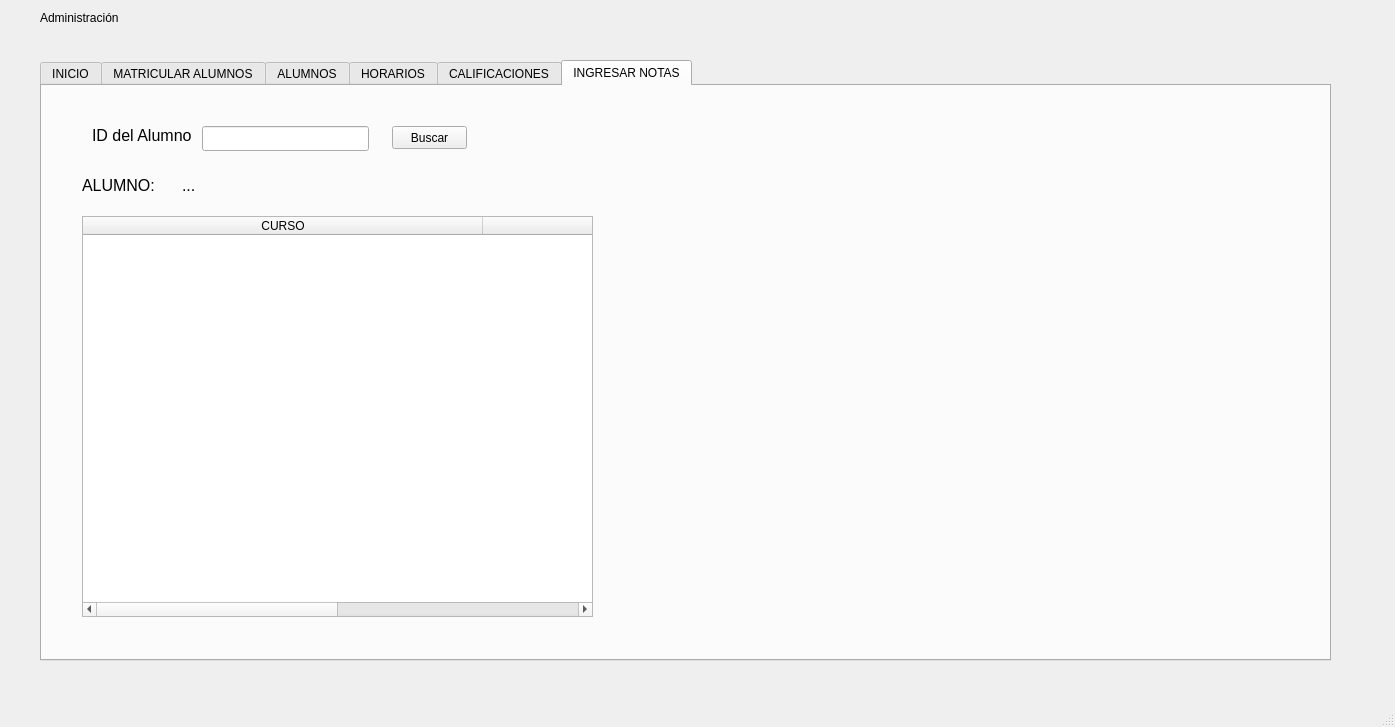
This is sist_matriculas/adm_window.ui in lehi10/Enrollment-System-with-BDF as Qt 5 draws it before an edit. The edited form follows.
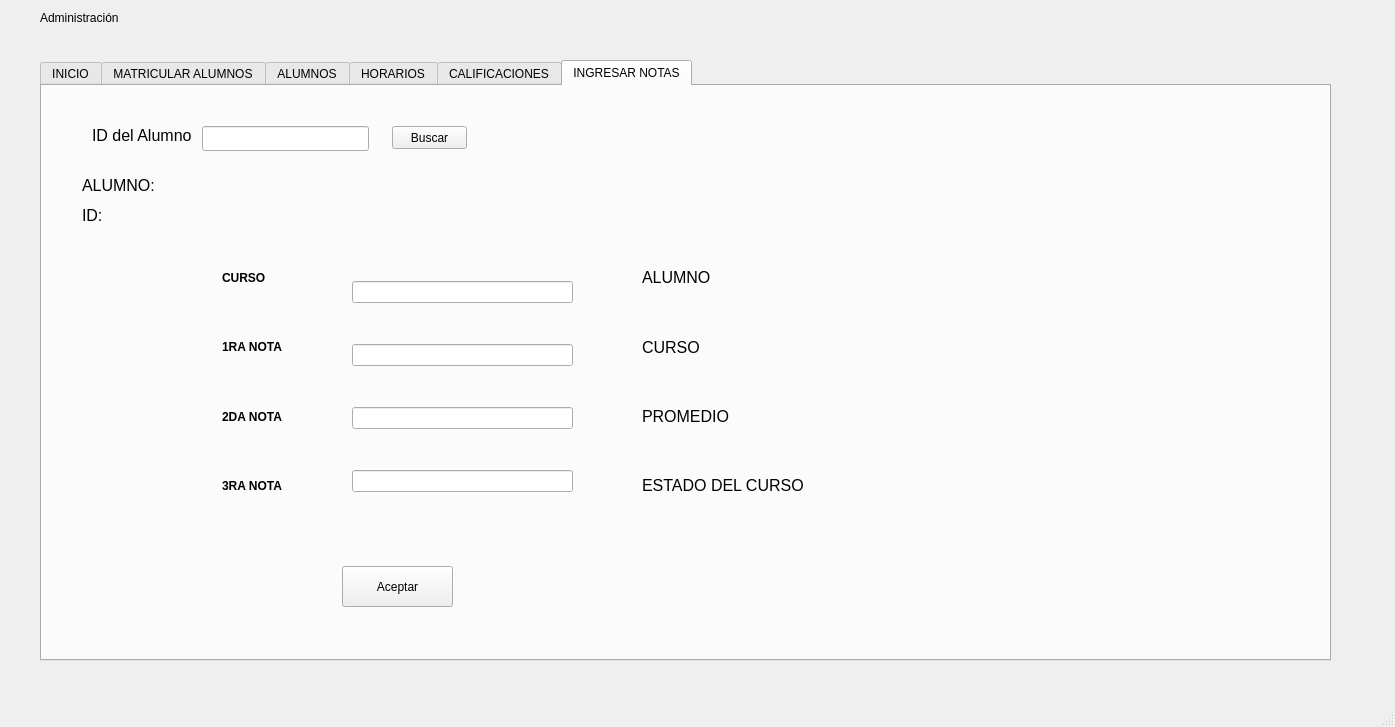
This is the edited form. The open tabs and pages were chosen to show the change.

Diff of the .ui file:
```diff
--- a/sist_matriculas/adm_window.ui
+++ b/sist_matriculas/adm_window.ui
@@ -35,13 +35,13 @@
      <attribute name="title">
       <string>MATRICULAR ALUMNOS</string>
      </attribute>
-     <widget class="QWidget" name="verticalLayoutWidget_3">
+     <widget class="QWidget" name="verticalLayoutWidget_10">
       <property name="geometry">
        <rect>
-        <x>270</x>
-        <y>50</y>
-        <width>361</width>
-        <height>371</height>
+        <x>300</x>
+        <y>70</y>
+        <width>131</width>
+        <height>381</height>
        </rect>
       </property>
       <layout class="QVBoxLayout" name="verticalLayout_4">
@@ -49,47 +49,26 @@
         <widget class="QLineEdit" name="lineEdit_6"/>
        </item>
        <item>
-        <widget class="QLineEdit" name="lineEdit_2"/>
-       </item>
-       <item>
-        <widget class="QLineEdit" name="lineEdit_8"/>
-       </item>
-       <item>
-        <widget class="QLineEdit" name="lineEdit_11"/>
-       </item>
-       <item>
-        <widget class="QDateEdit" name="dateEdit"/>
-       </item>
-       <item>
-        <widget class="QLineEdit" name="lineEdit_12"/>
-       </item>
-       <item>
-        <widget class="QLineEdit" name="lineEdit_10"/>
-       </item>
-       <item>
-        <widget class="QLineEdit" name="lineEdit_9"/>
-       </item>
-      </layout>
-     </widget>
-     <widget class="QWidget" name="verticalLayoutWidget_4">
-      <property name="geometry">
-       <rect>
-        <x>50</x>
-        <y>50</y>
-        <width>211</width>
-        <height>371</height>
-       </rect>
-      </property>
-      <layout class="QVBoxLayout" name="verticalLayout_5">
-       <item>
-        <widget class="QLabel" name="label_7">
+        <widget class="QLabel" name="label_17">
+         <property name="font">
+          <font>
+           <weight>75</weight>
+           <bold>true</bold>
+          </font>
+         </property>
          <property name="text">
           <string>NOMBRES</string>
          </property>
         </widget>
        </item>
        <item>
-        <widget class="QLabel" name="label_20">
+        <widget class="QLabel" name="label_35">
+         <property name="font">
+          <font>
+           <weight>75</weight>
+           <bold>true</bold>
+          </font>
+         </property>
          <property name="text">
           <string>APELLIDOS</string>
          </property>
@@ -131,7 +110,13 @@
         </widget>
        </item>
        <item>
-        <widget class="QLabel" name="label_19">
+        <widget class="QLabel" name="label_41">
+         <property name="font">
+          <font>
+           <weight>75</weight>
+           <bold>true</bold>
+          </font>
+         </property>
          <property name="text">
           <string>EMAIL</string>
          </property>
@@ -450,7 +435,7 @@
       </property>
       <layout class="QVBoxLayout" name="verticalLayout_2">
        <item>
-        <widget class="QLabel" name="label_12">
+        <widget class="QLabel" name="line_aprobado">
          <property name="font">
           <font>
            <pointsize>12</pointsize>
@@ -462,7 +447,7 @@
         </widget>
        </item>
        <item>
-        <widget class="QLabel" name="label_14">
+        <widget class="QLabel" name="line_desaprobado">
          <property name="font">
           <font>
            <pointsize>12</pointsize>
@@ -474,7 +459,7 @@
         </widget>
        </item>
        <item>
-        <widget class="QLabel" name="label_15">
+        <widget class="QLabel" name="line_cant_cursos">
          <property name="font">
           <font>
            <pointsize>12</pointsize>
@@ -486,7 +471,7 @@
         </widget>
        </item>
        <item>
-        <widget class="QLabel" name="label_13">
+        <widget class="QLabel" name="line_promedio">
          <property name="font">
           <font>
            <pointsize>12</pointsize>
@@ -550,47 +535,6 @@
        </font>
       </property>
      </widget>
-     <widget class="QTableWidget" name="tableWidget_3">
-      <property name="geometry">
-       <rect>
-        <x>40</x>
-        <y>130</y>
-        <width>511</width>
-        <height>401</height>
-       </rect>
-      </property>
-      <attribute name="horizontalHeaderCascadingSectionResizes">
-       <bool>false</bool>
-      </attribute>
-      <attribute name="horizontalHeaderDefaultSectionSize">
-       <number>400</number>
-      </attribute>
-      <attribute name="horizontalHeaderShowSortIndicator" stdset="0">
-       <bool>false</bool>
-      </attribute>
-      <attribute name="horizontalHeaderStretchLastSection">
-       <bool>true</bool>
-      </attribute>
-      <attribute name="verticalHeaderCascadingSectionResizes">
-       <bool>false</bool>
-      </attribute>
-      <attribute name="verticalHeaderShowSortIndicator" stdset="0">
-       <bool>false</bool>
-      </attribute>
-      <attribute name="verticalHeaderStretchLastSection">
-       <bool>false</bool>
-      </attribute>
-      <column>
-       <property name="text">
-        <string>CURSO</string>
-       </property>
-      </column>
-      <column>
-       <property name="text">
-        <string>NOTA FINAL</string>
-       </property>
-      </column>
-     </widget>
      <widget class="QLabel" name="label_3">
       <property name="geometry">
        <rect>
@@ -614,6 +558,245 @@
        <rect>
         <x>140</x>
         <y>90</y>
+        <width>301</width>
+        <height>19</height>
+       </rect>
+      </property>
+      <property name="font">
+       <font>
+        <pointsize>12</pointsize>
+       </font>
+      </property>
+      <property name="text">
+       <string/>
+      </property>
+     </widget>
+     <widget class="QWidget" name="verticalLayoutWidget_11">
+      <property name="geometry">
+       <rect>
+        <x>310</x>
+        <y>160</y>
+        <width>221</width>
+        <height>281</height>
+       </rect>
+      </property>
+      <layout class="QVBoxLayout" name="verticalLayout_11">
+       <item>
+        <widget class="QLineEdit" name="input_ing_notas_curso"/>
+       </item>
+       <item>
+        <widget class="QLineEdit" name="input_ing_notas_1nota"/>
+       </item>
+       <item>
+        <widget class="QLineEdit" name="input_ing_notas_2nota"/>
+       </item>
+       <item>
+        <widget class="QLineEdit" name="input_ing_notas_3nota"/>
+       </item>
+      </layout>
+     </widget>
+     <widget class="QWidget" name="verticalLayoutWidget_12">
+      <property name="geometry">
+       <rect>
+        <x>180</x>
+        <y>160</y>
+        <width>131</width>
+        <height>271</height>
+       </rect>
+      </property>
+      <layout class="QVBoxLayout" name="verticalLayout_12">
+       <item>
+        <widget class="QLabel" name="label_18">
+         <property name="font">
+          <font>
+           <weight>75</weight>
+           <bold>true</bold>
+          </font>
+         </property>
+         <property name="text">
+          <string>CURSO</string>
+         </property>
+        </widget>
+       </item>
+       <item>
+        <widget class="QLabel" name="label_19">
+         <property name="font">
+          <font>
+           <weight>75</weight>
+           <bold>true</bold>
+          </font>
+         </property>
+         <property name="text">
+          <string>1RA NOTA</string>
+         </property>
+        </widget>
+       </item>
+       <item>
+        <widget class="QLabel" name="label_42">
+         <property name="font">
+          <font>
+           <weight>75</weight>
+           <bold>true</bold>
+          </font>
+         </property>
+         <property name="text">
+          <string>2DA NOTA</string>
+         </property>
+        </widget>
+       </item>
+       <item>
+        <widget class="QLabel" name="label_43">
+         <property name="font">
+          <font>
+           <weight>75</weight>
+           <bold>true</bold>
+          </font>
+         </property>
+         <property name="text">
+          <string>3RA NOTA</string>
+         </property>
+        </widget>
+       </item>
+      </layout>
+     </widget>
+     <widget class="QPushButton" name="boton_ingresar_nota">
+      <property name="geometry">
+       <rect>
+        <x>300</x>
+        <y>480</y>
+        <width>111</width>
+        <height>41</height>
+       </rect>
+      </property>
+      <property name="text">
+       <string>Aceptar</string>
+      </property>
+     </widget>
+     <widget class="QWidget" name="verticalLayoutWidget_3">
+      <property name="geometry">
+       <rect>
+        <x>600</x>
+        <y>160</y>
+        <width>247</width>
+        <height>271</height>
+       </rect>
+      </property>
+      <layout class="QVBoxLayout" name="verticalLayout_3">
+       <item>
+        <widget class="QLabel" name="label_12">
+         <property name="font">
+          <font>
+           <pointsize>12</pointsize>
+          </font>
+         </property>
+         <property name="text">
+          <string>ALUMNO</string>
+         </property>
+        </widget>
+       </item>
+       <item>
+        <widget class="QLabel" name="label_13">
+         <property name="font">
+          <font>
+           <pointsize>12</pointsize>
+          </font>
+         </property>
+         <property name="text">
+          <string>CURSO</string>
+         </property>
+        </widget>
+       </item>
+       <item>
+        <widget class="QLabel" name="label_14">
+         <property name="font">
+          <font>
+           <pointsize>12</pointsize>
+          </font>
+         </property>
+         <property name="text">
+          <string>PROMEDIO</string>
+         </property>
+        </widget>
+       </item>
+       <item>
+        <widget class="QLabel" name="label_15">
+         <property name="font">
+          <font>
+           <pointsize>12</pointsize>
+          </font>
+         </property>
+         <property name="text">
+          <string>ESTADO DEL CURSO</string>
+         </property>
+        </widget>
+       </item>
+      </layout>
+     </widget>
+     <widget class="QWidget" name="verticalLayoutWidget_4">
+      <property name="geometry">
+       <rect>
+        <x>850</x>
+        <y>160</y>
+        <width>251</width>
+        <height>271</height>
+       </rect>
+      </property>
+      <layout class="QVBoxLayout" name="verticalLayout_4">
+       <item>
+        <widget class="QLabel" name="line_nombre_alumno_estado">
+         <property name="font">
+          <font>
+           <pointsize>12</pointsize>
+          </font>
+         </property>
+         <property name="text">
+          <string/>
+         </property>
+        </widget>
+       </item>
+       <item>
+        <widget class="QLabel" name="line_curso_estado">
+         <property name="font">
+          <font>
+           <pointsize>12</pointsize>
+          </font>
+         </property>
+         <property name="text">
+          <string/>
+         </property>
+        </widget>
+       </item>
+       <item>
+        <widget class="QLabel" name="line_promedio_estado">
+         <property name="font">
+          <font>
+           <pointsize>12</pointsize>
+          </font>
+         </property>
+         <property name="text">
+          <string/>
+         </property>
+        </widget>
+       </item>
+       <item>
+        <widget class="QLabel" name="line_estado_curso_estado">
+         <property name="font">
+          <font>
+           <pointsize>12</pointsize>
+          </font>
+         </property>
+         <property name="text">
+          <string/>
+         </property>
+        </widget>
+       </item>
+      </layout>
+     </widget>
+     <widget class="QLabel" name="label_20">
+      <property name="geometry">
+       <rect>
+        <x>40</x>
+        <y>120</y>
         <width>103</width>
         <height>19</height>
        </rect>
@@ -624,7 +807,25 @@
        </font>
       </property>
       <property name="text">
-       <string>...</string>
+       <string>ID:</string>
+      </property>
+     </widget>
+     <widget class="QLabel" name="line_id_alumno_resultado">
+      <property name="geometry">
+       <rect>
+        <x>140</x>
+        <y>120</y>
+        <width>331</width>
+        <height>19</height>
+       </rect>
+      </property>
+      <property name="font">
+       <font>
+        <pointsize>12</pointsize>
+       </font>
+      </property>
+      <property name="text">
+       <string/>
       </property>
      </widget>
     </widget>
```
Left out of the diff: 257 changed lines with no effect on the pictures.
